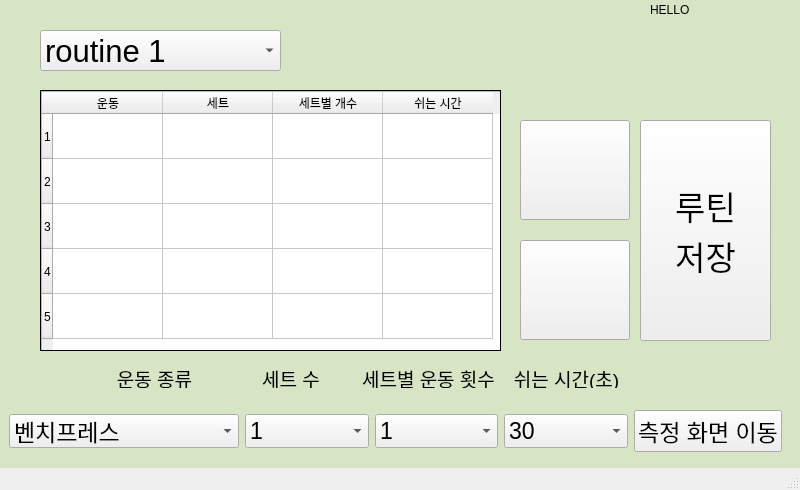
Old version of the form ESE_2022_Robot/GUI_DB/userui.ui in the repository SagongUihun/ESE_2022_MutualHelp.
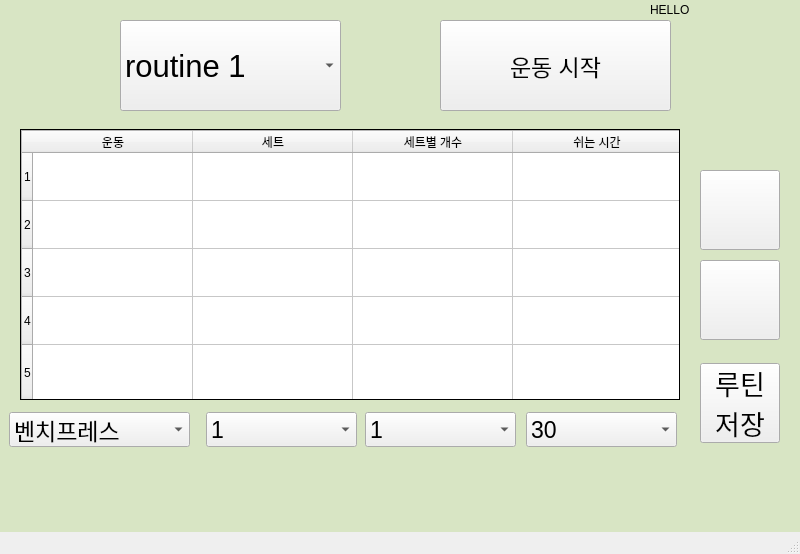
New version of the form. The open tabs and pages were chosen to show the change. Icons and pictures are not drawn.

```diff
--- a/ESE_2022_Robot/GUI_DB/userui.ui
+++ b/ESE_2022_Robot/GUI_DB/userui.ui
@@ -7,7 +7,7 @@
     <x>0</x>
     <y>0</y>
     <width>800</width>
-    <height>490</height>
+    <height>554</height>
    </rect>
   </property>
   <property name="windowTitle">
@@ -38,7 +38,7 @@
       <x>0</x>
       <y>0</y>
       <width>800</width>
-      <height>490</height>
+      <height>531</height>
      </rect>
     </property>
     <property name="sizePolicy">
@@ -270,8 +270,8 @@
       <property name="geometry">
        <rect>
         <x>0</x>
-        <y>400</y>
-        <width>791</width>
+        <y>398</y>
+        <width>691</width>
         <height>63</height>
        </rect>
       </property>
@@ -281,9 +281,15 @@
       <property name="frameShadow">
        <enum>QFrame::Raised</enum>
       </property>
-      <layout class="QHBoxLayout" name="horizontalLayout_7">
-       <item>
         <widget class="QComboBox" name="cb1_6">
+       <property name="geometry">
+        <rect>
+         <x>9</x>
+         <y>14</y>
+         <width>181</width>
+         <height>35</height>
+        </rect>
+       </property>
          <property name="font">
           <font>
            <pointsize>17</pointsize>
@@ -325,9 +331,15 @@
           </property>
          </item>
         </widget>
-       </item>
-       <item>
         <widget class="QComboBox" name="cb2_6">
+       <property name="geometry">
+        <rect>
+         <x>206</x>
+         <y>14</y>
+         <width>151</width>
+         <height>35</height>
+        </rect>
+       </property>
          <property name="font">
           <font>
            <pointsize>17</pointsize>
@@ -384,9 +396,15 @@
           </property>
          </item>
         </widget>
-       </item>
-       <item>
         <widget class="QComboBox" name="cb3_6">
+       <property name="geometry">
+        <rect>
+         <x>365</x>
+         <y>14</y>
+         <width>151</width>
+         <height>35</height>
+        </rect>
+       </property>
          <property name="font">
           <font>
            <pointsize>17</pointsize>
@@ -493,9 +511,15 @@
           </property>
          </item>
         </widget>
-       </item>
-       <item>
         <widget class="QComboBox" name="cb4_6">
+       <property name="geometry">
+        <rect>
+         <x>526</x>
+         <y>14</y>
+         <width>151</width>
+         <height>35</height>
+        </rect>
+       </property>
          <property name="font">
           <font>
            <pointsize>17</pointsize>
@@ -522,28 +546,14 @@
           </property>
          </item>
         </widget>
-       </item>
-       <item>
-        <widget class="QPushButton" name="finsave_6">
-         <property name="font">
-          <font>
-           <pointsize>17</pointsize>
-          </font>
-         </property>
-         <property name="text">
-          <string>측정 화면 이동</string>
-         </property>
-        </widget>
-       </item>
-      </layout>
      </widget>
      <widget class="QComboBox" name="nowroutine_6">
       <property name="geometry">
        <rect>
-        <x>40</x>
-        <y>30</y>
-        <width>241</width>
-        <height>41</height>
+        <x>120</x>
+        <y>20</y>
+        <width>221</width>
+        <height>91</height>
        </rect>
       </property>
       <property name="font">
@@ -551,6 +561,9 @@
         <pointsize>23</pointsize>
        </font>
       </property>
+      <property name="layoutDirection">
+       <enum>Qt::LeftToRight</enum>
+      </property>
       <item>
        <property name="text">
         <string>routine 1</string>
@@ -585,10 +598,10 @@
      <widget class="QStackedWidget" name="stackedWidget_2">
       <property name="geometry">
        <rect>
-        <x>40</x>
-        <y>90</y>
-        <width>461</width>
-        <height>261</height>
+        <x>20</x>
+        <y>129</y>
+        <width>660</width>
+        <height>271</height>
        </rect>
       </property>
       <property name="frameShape">
@@ -603,18 +616,27 @@
          <rect>
           <x>0</x>
           <y>0</y>
-          <width>471</width>
-          <height>261</height>
+          <width>661</width>
+          <height>271</height>
          </rect>
         </property>
         <property name="editTriggers">
          <set>QAbstractItemView::NoEditTriggers</set>
         </property>
         <attribute name="horizontalHeaderDefaultSectionSize">
-         <number>110</number>
+         <number>160</number>
+        </attribute>
+        <attribute name="horizontalHeaderShowSortIndicator" stdset="0">
+         <bool>false</bool>
+        </attribute>
+        <attribute name="horizontalHeaderStretchLastSection">
+         <bool>true</bool>
         </attribute>
         <attribute name="verticalHeaderDefaultSectionSize">
-         <number>45</number>
+         <number>48</number>
+        </attribute>
+        <attribute name="verticalHeaderStretchLastSection">
+         <bool>true</bool>
         </attribute>
         <row>
          <property name="text">
@@ -988,10 +1010,10 @@
      <widget class="QFrame" name="frame_20">
       <property name="geometry">
        <rect>
-        <x>510</x>
-        <y>80</y>
-        <width>261</width>
-        <height>271</height>
+        <x>690</x>
+        <y>130</y>
+        <width>101</width>
+        <height>331</height>
        </rect>
       </property>
       <property name="frameShape">
@@ -1005,8 +1027,8 @@
         <rect>
          <x>10</x>
          <y>40</y>
-         <width>110</width>
-         <height>100</height>
+         <width>80</width>
+         <height>80</height>
         </rect>
        </property>
        <property name="text">
@@ -1027,9 +1049,9 @@
        <property name="geometry">
         <rect>
          <x>10</x>
-         <y>160</y>
-         <width>110</width>
-         <height>100</height>
+         <y>130</y>
+         <width>80</width>
+         <height>80</height>
         </rect>
        </property>
        <property name="text">
@@ -1043,15 +1065,15 @@
       <widget class="QPushButton" name="saveroutinedb_6">
        <property name="geometry">
         <rect>
-         <x>130</x>
-         <y>40</y>
-         <width>131</width>
-         <height>221</height>
+         <x>10</x>
+         <y>233</y>
+         <width>80</width>
+         <height>80</height>
         </rect>
        </property>
        <property name="font">
         <font>
-         <pointsize>25</pointsize>
+         <pointsize>20</pointsize>
         </font>
        </property>
        <property name="text">
@@ -1060,84 +1082,6 @@
        </property>
       </widget>
      </widget>
-     <widget class="QFrame" name="frame_21">
-      <property name="geometry">
-       <rect>
-        <x>80</x>
-        <y>360</y>
-        <width>561</width>
-        <height>37</height>
-       </rect>
-      </property>
-      <property name="frameShape">
-       <enum>QFrame::NoFrame</enum>
-      </property>
-      <property name="frameShadow">
-       <enum>QFrame::Raised</enum>
-      </property>
-      <layout class="QHBoxLayout" name="horizontalLayout_8">
-       <item>
-        <widget class="QLabel" name="label_2">
-         <property name="font">
-          <font>
-           <pointsize>14</pointsize>
-          </font>
-         </property>
-         <property name="text">
-          <string>운동 종류</string>
-         </property>
-         <property name="alignment">
-          <set>Qt::AlignCenter</set>
-         </property>
-        </widget>
-       </item>
-       <item>
-        <widget class="QLabel" name="label_5">
-         <property name="font">
-          <font>
-           <pointsize>14</pointsize>
-          </font>
-         </property>
-         <property name="text">
-          <string>세트 수</string>
-         </property>
-         <property name="alignment">
-          <set>Qt::AlignCenter</set>
-         </property>
-        </widget>
-       </item>
-       <item>
-        <widget class="QLabel" name="label_6">
-         <property name="font">
-          <font>
-           <pointsize>14</pointsize>
-          </font>
-         </property>
-         <property name="text">
-          <string>세트별 운동 횟수</string>
-         </property>
-         <property name="alignment">
-          <set>Qt::AlignCenter</set>
-         </property>
-        </widget>
-       </item>
-       <item>
-        <widget class="QLabel" name="label_15">
-         <property name="font">
-          <font>
-           <pointsize>14</pointsize>
-          </font>
-         </property>
-         <property name="text">
-          <string>쉬는 시간(초)</string>
-         </property>
-         <property name="alignment">
-          <set>Qt::AlignCenter</set>
-         </property>
-        </widget>
-       </item>
-      </layout>
-     </widget>
      <widget class="QLabel" name="time_6">
       <property name="geometry">
        <rect>
@@ -1157,6 +1101,37 @@
        <string>HELLO</string>
       </property>
      </widget>
+     <widget class="QPushButton" name="finsave_6">
+      <property name="geometry">
+       <rect>
+        <x>440</x>
+        <y>20</y>
+        <width>231</width>
+        <height>91</height>
+       </rect>
+      </property>
+      <property name="font">
+       <font>
+        <pointsize>17</pointsize>
+       </font>
+      </property>
+      <property name="text">
+       <string>운동 시작</string>
+      </property>
+     </widget>
+     <widget class="QLabel" name="label_2">
+      <property name="geometry">
+       <rect>
+        <x>10</x>
+        <y>110</y>
+        <width>681</width>
+        <height>291</height>
+       </rect>
+      </property>
+      <property name="text">
+       <string/>
+      </property>
+     </widget>
     </widget>
     <widget class="QWidget" name="page_2">
      <widget class="QFrame" name="frame_3">
```
Left out of the diff: 430 changed lines with no effect on the pictures. Lines whose indentation alone changed are shown as unchanged.
